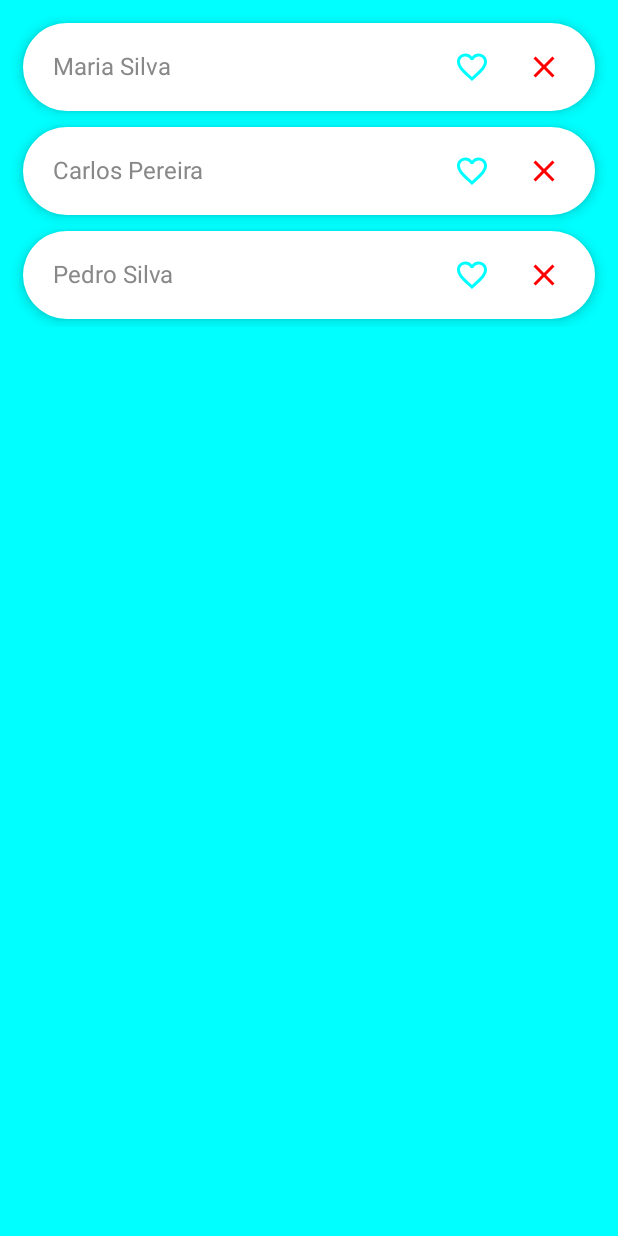
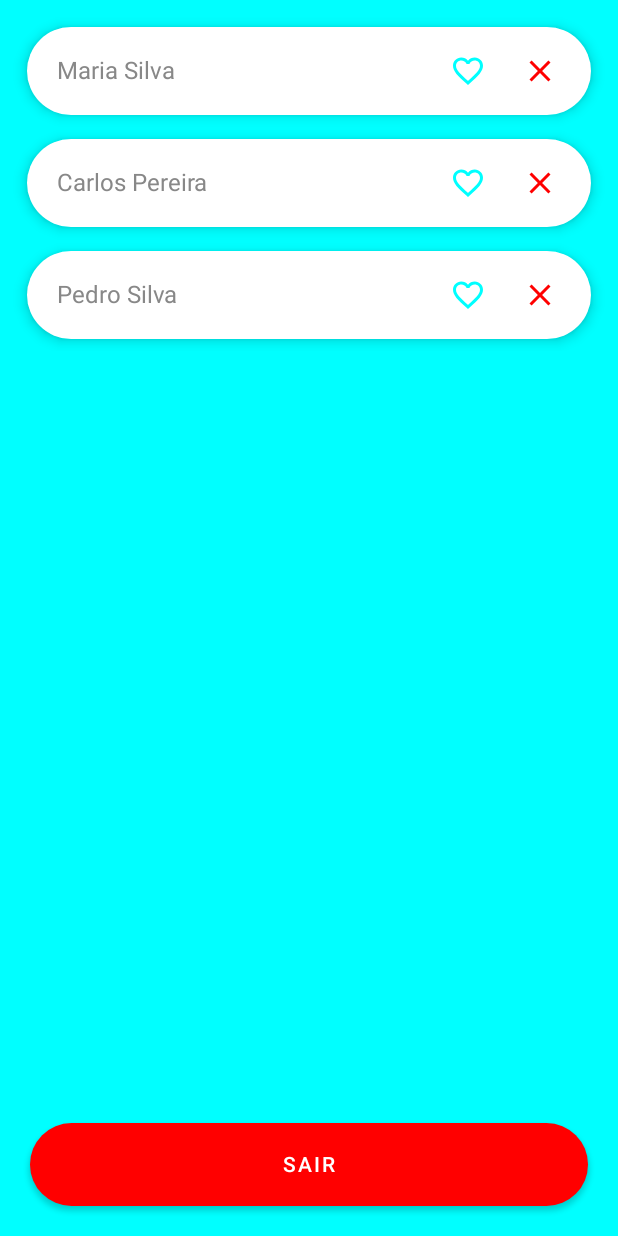
Before and after one commit to ronie-costa/ui_design_signin_signup_jetpack_compose_mvvm, an Android app built with Jetpack Compose: the HomeView screen opened through its navigation route, on a phone screen of 412 x 824 dp. Run offline under Robolectric (Android 15) with nearby library versions, the phone set to English and light mode, and no system bars; our stand-ins replace Dagger/Hilt's generated code.

```diff
--- a/app/src/main/AndroidManifest.xml
+++ b/app/src/main/AndroidManifest.xml
@@ -16,10 +16,11 @@
             android:name=".presentation.MainActivity"
             android:exported="true"
             android:label="@string/app_name"
-            android:theme="@style/Theme.ClearArcteture">
+            android:theme="@style/Theme.ClearArcteture"
+            android:screenOrientation="portrait"
+            tools:ignore="LockedOrientationActivity">
             <intent-filter>
                 <action android:name="android.intent.action.MAIN" />
-
                 <category android:name="android.intent.category.LAUNCHER" />
             </intent-filter>
         </activity>
--- a/app/src/main/java/com/ronieapps/cleararcteture/core/di/RepositoryModule.kt
+++ b/app/src/main/java/com/ronieapps/cleararcteture/core/di/RepositoryModule.kt
@@ -1,6 +1,6 @@
 package com.ronieapps.cleararcteture.core.di
 
-import com.ronieapps.cleararcteture.domain.repository.AuthRepository
+import com.ronieapps.cleararcteture.core.domain.repository.AuthRepository
 import com.ronieapps.cleararcteture.data.repository.AuthRepositoryImpl
 import dagger.Binds
 import dagger.Module
--- a/app/src/main/java/com/ronieapps/cleararcteture/domain/model/UserModel.kt
+++ b/app/src/main/java/com/ronieapps/cleararcteture/core/domain/model/UserModel.kt
@@ -1,4 +1,4 @@
-package com.ronieapps.cleararcteture.domain.model
+package com.ronieapps.cleararcteture.core.domain.model
 
 data class UserModel(
     val name: String = "",
--- /dev/null
+++ b/app/src/main/java/com/ronieapps/cleararcteture/core/domain/repository/AuthRepository.kt
@@ -0,0 +1,24 @@
+package com.ronieapps.cleararcteture.core.domain.repository
+
+import com.google.firebase.auth.AuthResult
+import com.ronieapps.cleararcteture.core.domain.model.UserModel
+import com.ronieapps.cleararcteture.core.utils.AuthResource
+import kotlinx.coroutines.flow.Flow
+
+interface AuthRepository {
+
+    fun startLoginRepo(
+        user: UserModel,
+        isSuccess: () -> Unit,
+        isFailure: (String) -> Unit
+
+    )
+
+    fun startSignupRepo(
+        user: UserModel,
+        isSuccess: () -> Unit,
+        isFailure: (String) -> Unit
+    )
+
+    fun logOut(isLogOut: (Boolean) -> Unit)
+}
--- a/app/src/main/java/com/ronieapps/cleararcteture/core/consts/Routes.kt
+++ b/app/src/main/java/com/ronieapps/cleararcteture/core/sealed/Routes.kt
@@ -1,4 +1,4 @@
-package com.ronieapps.cleararcteture.core.consts
+package com.ronieapps.cleararcteture.core.sealed
 
 sealed class Routes(val route: String) {
     object LoginView: Routes("login_view")
--- a/app/src/main/java/com/ronieapps/cleararcteture/core/utils/AuthResource.kt
+++ b/app/src/main/java/com/ronieapps/cleararcteture/core/utils/AuthResource.kt
@@ -1,8 +1,6 @@
 package com.ronieapps.cleararcteture.core.utils
-
-import com.ronieapps.cleararcteture.domain.model.UserModel
 
 sealed class AuthResource<T>(val user: T? = null, val message: String? = null) {
     class Success<T>(user: T?) : AuthResource<T>(user)
-    class Failure<T>(user: T? = null, message: String) : AuthResource<T>(user, message)
+    class Failure<T>(message: String, user: T?) : AuthResource<T>(user, message)
 }
--- /dev/null
+++ b/app/src/main/java/com/ronieapps/cleararcteture/core/utils/ItemListHome.kt
@@ -0,0 +1,78 @@
+package com.ronieapps.cleararcteture.core.utils
+
+import androidx.compose.foundation.layout.*
+import androidx.compose.foundation.shape.RoundedCornerShape
+import androidx.compose.material.Card
+import androidx.compose.material.Icon
+import androidx.compose.material.IconButton
+import androidx.compose.material.Text
+import androidx.compose.runtime.*
+import androidx.compose.ui.Alignment
+import androidx.compose.ui.Modifier
+import androidx.compose.ui.graphics.Color
+import androidx.compose.ui.graphics.painter.Painter
+import androidx.compose.ui.res.painterResource
+import androidx.compose.ui.unit.dp
+import com.ronieapps.cleararcteture.R
+
+@Composable
+fun ItemListHome(list: MutableList<String>, position: Int) {
+    var favoriteState by remember {
+        mutableStateOf(false)
+    }
+    Card(
+        modifier = Modifier
+            .padding(8.dp)
+            .fillMaxWidth(),
+        elevation = 5.dp,
+        shape = RoundedCornerShape(58.dp)
+    ) {
+        Row(modifier = Modifier.fillMaxWidth()) {
+            Text(
+                text = list[position],
+                color = Color.Gray,
+                modifier = Modifier
+                    .padding(horizontal = 20.dp)
+                    .align(alignment = Alignment.CenterVertically),
+            )
+            Row(
+                horizontalArrangement = Arrangement.End,
+                modifier = Modifier.fillMaxWidth()
+            ) {
+                Box {
+                    IconButton(
+                        modifier = Modifier
+                            .align(Alignment.CenterEnd)
+                            .padding(vertical = 5.dp),
+                        onClick = { favoriteState = !favoriteState }
+                    ) {
+                        val painter: Painter = if (favoriteState) {
+                            painterResource(id = R.drawable.baseline_favorite_24)
+                        } else {
+                            painterResource(id = R.drawable.baseline_favorite_border_24)
+                        }
+                        Icon(
+                            painter = painter,
+                            tint = Color.Cyan,
+                            contentDescription = "",
+                        )
+                    }
+                }
+                Box {
+                    IconButton(
+                        modifier = Modifier
+                            .align(Alignment.CenterEnd)
+                            .padding(top = 5.dp, bottom = 5.dp, end = 10.dp),
+                        onClick = { /*TODO*/ }
+                    ) {
+                        Icon(
+                            painter = painterResource(id = R.drawable.baseline_clear_24),
+                            tint = Color.Red,
+                            contentDescription = "",
+                        )
+                    }
+                }
+            }
+        }
+    }
+}
--- a/app/src/main/java/com/ronieapps/cleararcteture/domain/repository/AuthRepository.kt
+++ /dev/null
@@ -1,20 +0,0 @@
-package com.ronieapps.cleararcteture.domain.repository
-
-import com.ronieapps.cleararcteture.domain.model.UserModel
-import kotlinx.coroutines.flow.Flow
-
-interface AuthRepository {
-    val flowUserRepo: Flow<UserModel>
-
-    fun startLoginRepo(
-        user: UserModel,
-        isSuccess: (user: UserModel) -> Unit,
-        isFailure: (message: String) -> Unit
-    )
-
-    fun startSignupRepo(
-        user: UserModel,
-        isSuccess: (user: UserModel) -> Unit,
-        isFailure: (message: String) -> Unit
-    )
-}
--- a/app/src/main/java/com/ronieapps/cleararcteture/presentation/MainActivity.kt
+++ b/app/src/main/java/com/ronieapps/cleararcteture/presentation/MainActivity.kt
@@ -1,16 +1,13 @@
 package com.ronieapps.cleararcteture.presentation
 
+import android.annotation.SuppressLint
 import android.content.Context
 import android.os.Bundle
-import android.os.Debug
-import android.util.Log
 import androidx.activity.ComponentActivity
 import androidx.activity.compose.setContent
-import androidx.activity.viewModels
 import androidx.compose.runtime.*
 import androidx.hilt.navigation.compose.hiltViewModel
 import androidx.lifecycle.LifecycleOwner
-import androidx.lifecycle.Observer
 import androidx.lifecycle.lifecycleScope
 import androidx.navigation.NavHostController
 import androidx.navigation.compose.NavHost
@@ -20,15 +17,19 @@ import com.ronieapps.cleararcteture.presentation.ui.theme.ClearArctetureTheme
 import com.ronieapps.cleararcteture.presentation.view.CadastroView
 import com.ronieapps.cleararcteture.presentation.view.HomeView
 import com.ronieapps.cleararcteture.presentation.view.LoginView
-import com.ronieapps.cleararcteture.core.consts.Routes
+import com.ronieapps.cleararcteture.core.sealed.Routes
+import com.ronieapps.cleararcteture.core.sealed.AuthState
 import com.ronieapps.cleararcteture.core.utils.MessageComposable
-import com.ronieapps.cleararcteture.domain.model.UserModel
 import com.ronieapps.cleararcteture.presentation.view_model.AuthViewModel
 import dagger.hilt.android.AndroidEntryPoint
+import kotlinx.coroutines.flow.collect
+import kotlinx.coroutines.launch
 
+@Suppress("UNREACHABLE_CODE")
+@SuppressLint("CoroutineCreationDuringComposition")
 @AndroidEntryPoint
 class MainActivity : ComponentActivity() {
-    private val authViewModel: AuthViewModel by viewModels()
+    private lateinit var authViewModel: AuthViewModel
     private lateinit var navController: NavHostController
 
     private val owner: LifecycleOwner = this
@@ -44,16 +45,37 @@ class MainActivity : ComponentActivity() {
         setContent {
             ClearArctetureTheme {
                 navController = rememberNavController()
+                authViewModel = hiltViewModel()
 
-                NavHost(navController = navController, startDestination = Routes.HomeView.route) {
+                lifecycleScope.launch {
+                    authViewModel.message.collect {
+                        message.value = it
+                    }
+                }
+                lifecycleScope.launchWhenStarted {
+                    authViewModel.authStateFlow.collect {
+                        when (it) {
+                            AuthState.Success -> {
+                                navController.navigate(Routes.HomeView.route)
+                            }
+                            AuthState.Initial -> {
+                                navController.popBackStack(Routes.HomeView.route, true)
+                            }
+                            AuthState.Failure -> {
+                            }
+                        }
+                    }
+                }
+
+                NavHost(navController = navController, startDestination = Routes.LoginView.route) {
                     composable(Routes.LoginView.route) {
-                        LoginView(navController, authViewModel, owner, context)
+                        LoginView(navController, authViewModel, lifecycleScope)
                     }
                     composable(Routes.CadastroView.route) {
-                        CadastroView(navController, authViewModel, owner, context)
+                        CadastroView(navController, authViewModel, lifecycleScope)
                     }
                     composable(Routes.HomeView.route) {
-                        HomeView(navController)
+                        HomeView(navController, authViewModel, lifecycleScope)
                     }
                 }
 
@@ -65,44 +87,10 @@ class MainActivity : ComponentActivity() {
                         }
                     )
                 }
+
+
             }
         }
     }
 
-
-    private fun observers() {
-        authViewModel.message.observe(this) {
-            message.value = it
-        }
-        authViewModel.login.observe(this) {
-            navController.navigate(Routes.HomeView.route)
-        }
-        authViewModel.signup.observe(this) {
-            navController.navigate(Routes.HomeView.route)
-        }
-    }
-
-
-    private fun flows() = lifecycleScope.launchWhenStarted {
-        authViewModel.navControllerFlow.collect { navState ->
-            when (navState) {
-                AuthViewModel.UINavController.Success -> {
-                    navController.navigate(Routes.HomeView.route)
-                }
-                AuthViewModel.UINavController.Failure -> {
-                    authViewModel.setMessage("Erro ao Efetuar Login")
-                    Log.d("Failure", "Erro ao Efetuar Login")
-                }
-                AuthViewModel.UINavController.Initial -> {
-                }
-            }
-        }
-    }
-
-
-    override fun onResume() {
-        super.onResume()
-        observers()
-        flows()
-    }
 }
--- a/app/src/main/java/com/ronieapps/cleararcteture/presentation/view/HomeView.kt
+++ b/app/src/main/java/com/ronieapps/cleararcteture/presentation/view/HomeView.kt
@@ -11,87 +11,70 @@ import androidx.compose.runtime.*
 import androidx.compose.ui.Alignment
 import androidx.compose.ui.Modifier
 import androidx.compose.ui.graphics.Color
-import androidx.compose.ui.graphics.painter.Painter
-import androidx.compose.ui.res.painterResource
 import androidx.compose.ui.unit.dp
+import androidx.lifecycle.LifecycleCoroutineScope
 import androidx.navigation.NavController
-import com.ronieapps.cleararcteture.R
+import com.ronieapps.cleararcteture.core.utils.ItemListHome
+import com.ronieapps.cleararcteture.presentation.view_model.AuthViewModel
 
-
-@SuppressLint("StateFlowValueCalledInComposition")
+@SuppressLint(
+    "StateFlowValueCalledInComposition",
+    "CoroutineCreationDuringComposition"
+)
 @Composable
-fun HomeView(navController: NavController) {
+fun HomeView(
+    navController: NavController,
+    authViewModel: AuthViewModel,
+    lifecycleScope: LifecycleCoroutineScope
+) {
 
     val list: MutableList<String> = mutableListOf(
         "Maria Silva",
         "Carlos Pereira",
-        "Pedro Silva"
+        "Pedro Silva",
     )
 
-    Surface(modifier = Modifier.fillMaxSize()) {
-        Box(modifier = Modifier.background(Color.Cyan)) {
-            LazyColumn(modifier = Modifier
-                .fillMaxWidth()
-                .padding(10.dp)) {
+    Column(
+        Modifier
+            .background(Color.Cyan)
+            .fillMaxSize()
+    ) {
+
+        Box {
+            LazyColumn(
+                modifier = Modifier
+                    .fillMaxWidth()
+                    .padding(10.dp)
+            ) {
                 itemsIndexed(list) { position, _ ->
-                    var favoriteState by remember { mutableStateOf(false) }
-                    Card(
-                        modifier = Modifier
-                            .padding(5.dp)
-                            .fillMaxWidth(),
-                        elevation = 5.dp,
-                        shape = RoundedCornerShape(58.dp)
-                    ) {
-                        Row(modifier = Modifier.fillMaxWidth()) {
-                            Text(
-                                text = list[position],
-                                color = Color.Gray,
-                                modifier = Modifier
-                                    .padding(horizontal = 20.dp)
-                                    .align(alignment = Alignment.CenterVertically),
-                            )
-                            Row(
-                                horizontalArrangement = Arrangement.End,
-                                modifier = Modifier.fillMaxWidth()
-                            ) {
-                                Box {
-                                    IconButton(
-                                        modifier = Modifier
-                                            .align(Alignment.CenterEnd)
-                                            .padding(vertical = 5.dp),
-                                        onClick = { favoriteState = !favoriteState }
-                                    ) {
-                                        val painter: Painter = if (favoriteState) {
-                                            painterResource(id = R.drawable.baseline_favorite_24)
-                                        } else {
-                                            painterResource(id = R.drawable.baseline_favorite_border_24)
-                                        }
-                                        Icon(
-                                            painter = painter,
-                                            tint = Color.Cyan,
-                                            contentDescription = "",
-                                        )
-                                    }
-                                }
-                                Box {
-                                    IconButton(
-                                        modifier = Modifier
-                                            .align(Alignment.CenterEnd)
-                                            .padding(top = 5.dp, bottom = 5.dp, end = 10.dp),
-                                        onClick = { /*TODO*/ }
-                                    ) {
-                                        Icon(
-                                            painter = painterResource(id = R.drawable.baseline_clear_24),
-                                            tint = Color.Red,
-                                            contentDescription = "",
-                                        )
-                                    }
-                                }
-                            }
-                        }
-                    }
+                    ItemListHome(list = list, position = position)
                 }
             }
         }
+
+        Row(
+            verticalAlignment = Alignment.Bottom,
+            modifier = Modifier
+                .fillMaxHeight()
+                .padding(bottom = 20.dp)
+        ) {
+            Button(
+                modifier = Modifier
+                    .fillMaxWidth()
+                    .height(55.dp)
+                    .padding(horizontal = 20.dp),
+                colors = ButtonDefaults.buttonColors(Color.Red),
+                shape = RoundedCornerShape(50.dp),
+                onClick = {
+                    authViewModel.logOut()
+                }
+            ) {
+                Text("SAIR", color = Color.White)
+            }
+        }
+
+
     }
+
+
 }
```
Also changed, not shown: app/src/main/java/com/ronieapps/cleararcteture/core/sealed/AuthState.kt (added, +7 -0 lines), app/src/main/java/com/ronieapps/cleararcteture/data/data_source/database/AuthFirebaseDatabase.kt (+22 -21 lines), app/src/main/java/com/ronieapps/cleararcteture/data/repository/AuthRepositoryImpl.kt (+14 -12 lines), app/src/main/java/com/ronieapps/cleararcteture/presentation/view/CadastroView.kt (+14 -23 lines), app/src/main/java/com/ronieapps/cleararcteture/presentation/view/LoginView.kt (+13 -13 lines), app/src/main/java/com/ronieapps/cleararcteture/presentation/view_model/AuthViewModel.kt (+56 -62 lines).
